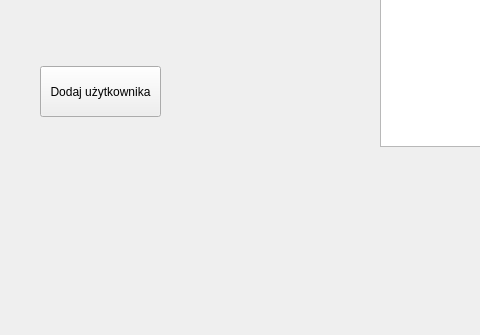
sggw-inf-2015-2/kk, file src/mainwindow.ui: the form before one commit; both pictures show x 0 to 480 and y 114 to 449 of the 947 by 449 pixel window.
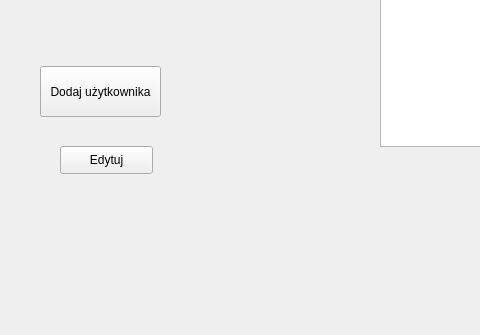
The form after the commit.

The edit to the form file:
```diff
--- a/src/mainwindow.ui
+++ b/src/mainwindow.ui
@@ -77,6 +77,19 @@
      </rect>
     </property>
    </widget>
+   <widget class="QPushButton" name="EditUserButton">
+    <property name="geometry">
+     <rect>
+      <x>60</x>
+      <y>260</y>
+      <width>93</width>
+      <height>28</height>
+     </rect>
+    </property>
+    <property name="text">
+     <string>Edytuj</string>
+    </property>
+   </widget>
   </widget>
   <widget class="QMenuBar" name="menuBar">
    <property name="geometry">
```
